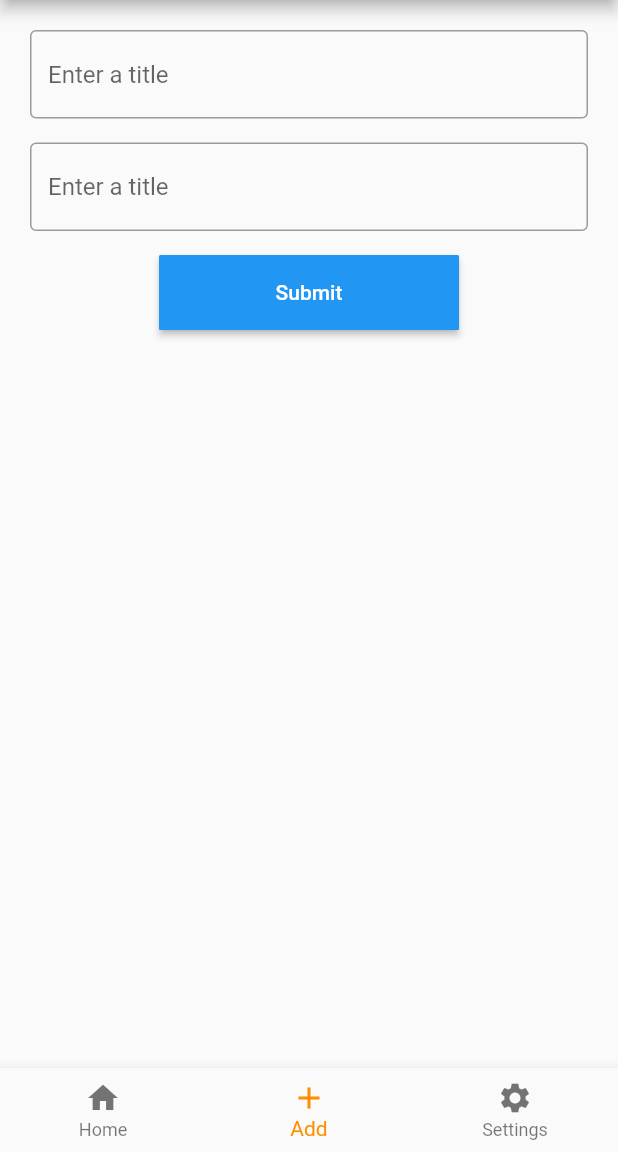
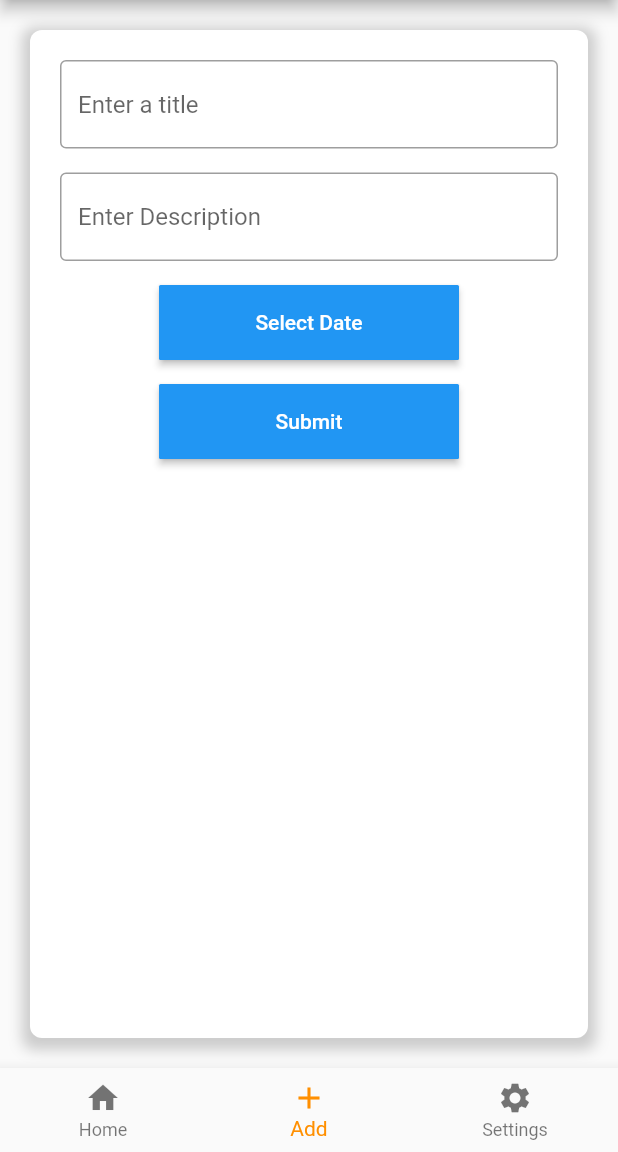
Before and after one commit to abhinav3254/flutter_memo, a Flutter app: the screen it shows after launch, item 2 of the bottom bar chosen, on a phone screen of 412 x 824 dp, the part 84-1236 px from its top. Run offline on Flutter 3.47's test engine with Material 2 defaults, Android fonts, the phone set to English and light mode, and no system bars.

Commit message:
add done

```diff
--- a/lib/screens/AddData.dart
+++ b/lib/screens/AddData.dart
@@ -10,9 +10,23 @@ class AddData extends StatelessWidget {
     return MaterialApp(
       home: Scaffold(
         body: Container(
+          padding: const EdgeInsets.all(20),
+          decoration: BoxDecoration(
+            color: Colors.white, // Container background color
+            borderRadius: BorderRadius.circular(8), // Container border radius
+            boxShadow: [
+              BoxShadow(
+                color: Colors.grey.withOpacity(0.5), // Shadow color
+                spreadRadius: 5, // Spread radius
+                blurRadius: 7, // Blur radius
+                offset: const Offset(0, 3), // Shadow position
+              ),
+            ],
+          ),
           margin: const EdgeInsets.all(20),
           child: Column(
             children: [
+              // Input filed One
               const TextField(
                 decoration: InputDecoration(
                   border: OutlineInputBorder(),
@@ -20,13 +34,32 @@ class AddData extends StatelessWidget {
                 ),
               ),
               const SizedBox(height: 16), // Add some space between text fields
+              // Input filed Two
               const TextField(
                 decoration: InputDecoration(
                   border: OutlineInputBorder(),
-                  hintText: 'Enter a title',
+                  hintText: 'Enter Description',
                 ),
               ),
               const SizedBox(height: 16), // Add some space between text fields
+              // for date selection
+              ElevatedButton(
+                style: ElevatedButton.styleFrom(
+                  padding: const EdgeInsets.symmetric(
+                      horizontal: 20, vertical: 15), // Button padding
+                  shape: RoundedRectangleBorder(
+                    borderRadius:
+                        BorderRadius.circular(1), // Button border radius
+                  ),
+                  minimumSize: const Size(200, 50),
+                ),
+                onPressed: () {
+                  _selectDate(context);
+                },
+                child: const Text('Select Date'),
+              ),
+              const SizedBox(height: 16), // Add some space between text fields
+              // Button for submit
               ElevatedButton(
                 onPressed: () {},
                 style: ElevatedButton.styleFrom(
@@ -46,4 +79,17 @@ class AddData extends StatelessWidget {
       ),
     );
   }
+
+  Future<void> _selectDate(BuildContext context) async {
+    final DateTime? picked = await showDatePicker(
+      context: context,
+      initialDate: DateTime.now(),
+      firstDate: DateTime(2000),
+      lastDate: DateTime(2101),
+    );
+    if (picked != null) {
+      print('Selected date: $picked');
+      // You can perform operations with the selected date here
+    }
+  }
 }
```
